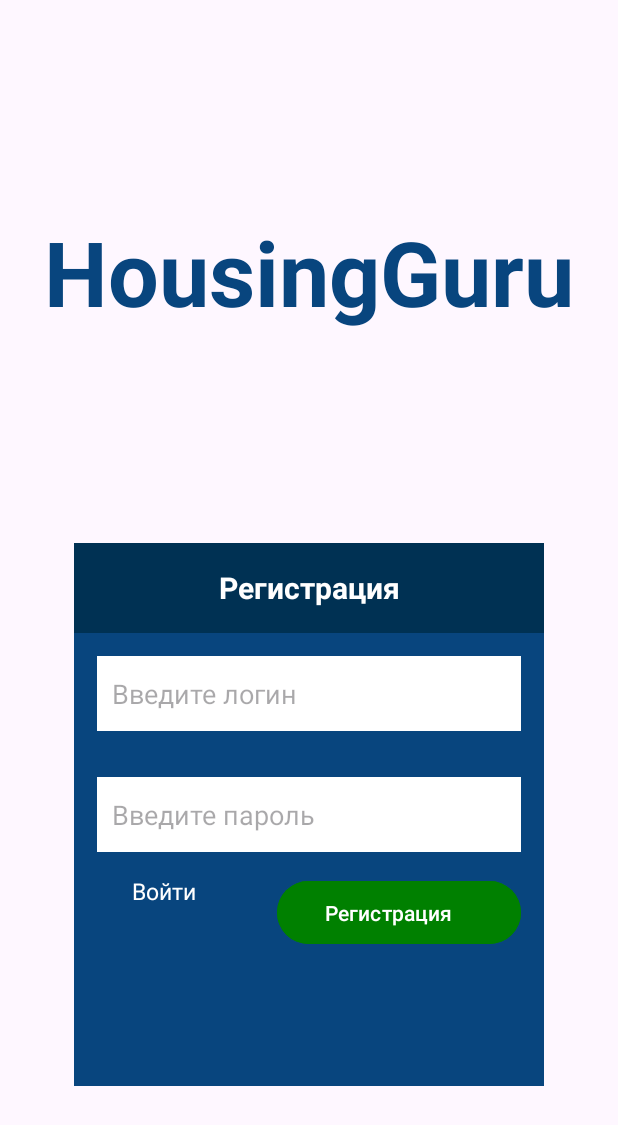
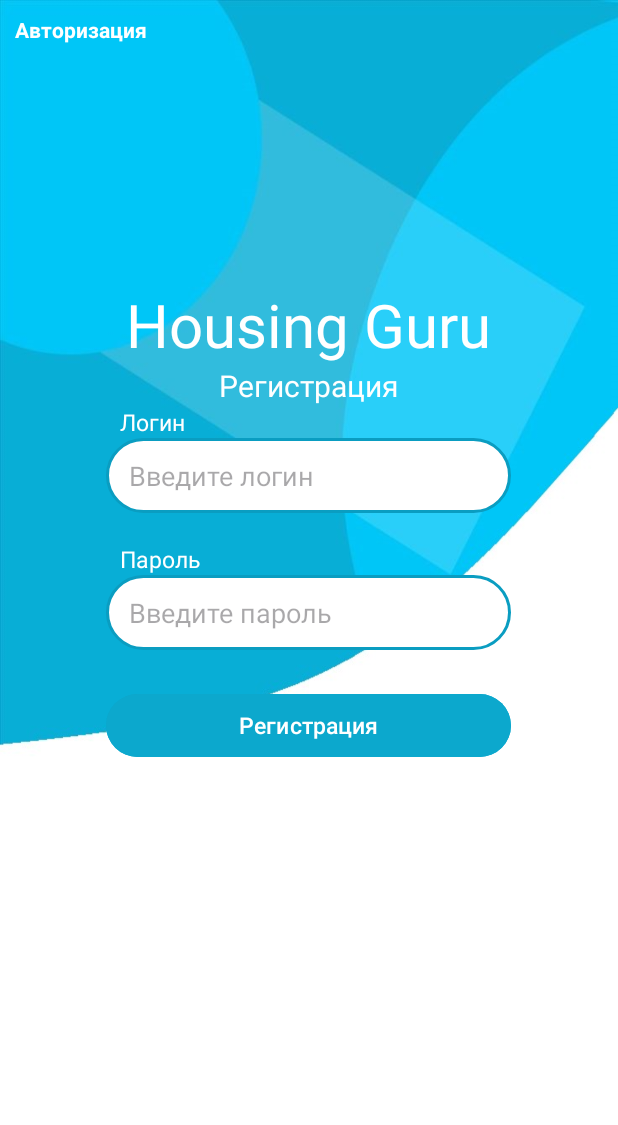
Before and after one commit to DronTC/HousingGuru, an Android app: the screen it shows after launch (MainActivity), on a phone screen of 412 x 824 dp. Shown: the top 1125 px of the screen. Run offline under Robolectric (Android 15) with nearby library versions, the phone set to English and light mode, and no system bars.

Commit message:
refactor authorization and registation fragments

```diff
--- /dev/null
+++ b/app/src/main/res/drawable/et_background.xml
@@ -0,0 +1,10 @@
+<?xml version="1.0" encoding="utf-8"?>
+<shape xmlns:android="http://schemas.android.com/apk/res/android">
+
+    <stroke android:color="#0A9DC1"
+        android:width="2dp"/>
+
+    <solid android:color="@color/white"/>
+
+    <corners android:radius="30dp"/>
+</shape>
--- a/app/src/main/res/layout/fragment_reg.xml
+++ b/app/src/main/res/layout/fragment_reg.xml
@@ -7,90 +7,85 @@
     android:layout_height="match_parent"
     tools:context=".FragmentReg">
 
-
-    <TextView
-        android:id="@+id/textView"
-        android:layout_width="0dp"
-        android:layout_height="0dp"
-        android:gravity="center"
-        android:text="@string/app_name"
-        android:textColor="@color/blue"
-        android:textSize="60sp"
-        android:textStyle="bold"
-        app:layout_constraintBottom_toTopOf="@+id/linearLayout"
-        app:layout_constraintEnd_toEndOf="parent"
-        app:layout_constraintStart_toStartOf="parent"
-        app:layout_constraintTop_toTopOf="parent" />
-
     <LinearLayout
-        android:id="@+id/linearLayout"
-        android:layout_width="0dp"
-        android:layout_height="0dp"
-        android:layout_marginStart="49dp"
-        android:layout_marginLeft="49dp"
-        android:layout_marginEnd="49dp"
-        android:layout_marginRight="49dp"
-        android:layout_marginBottom="100dp"
-        android:background="@color/blue"
-        android:orientation="vertical"
-        app:layout_constraintBottom_toBottomOf="parent"
-        app:layout_constraintEnd_toEndOf="parent"
-        app:layout_constraintStart_toStartOf="parent"
-        app:layout_constraintTop_toBottomOf="@+id/textView">
+        android:layout_width="match_parent"
+        android:layout_height="match_parent"
+        android:background="@drawable/background_light"
+        android:orientation="vertical">
 
         <TextView
-            android:layout_width="match_parent"
-            android:layout_height="60dp"
-            android:background="@color/dark_blue"
-            android:gravity="center"
+            android:id="@+id/enter_tv"
+            android:layout_width="wrap_content"
+            android:layout_height="wrap_content"
+            android:layout_margin="10dp"
+            android:text="@string/authorization"
+            android:textColor="@color/white"
+            android:textStyle="bold"/>
+
+        <TextView
+            android:id="@+id/textView"
+            android:layout_width="wrap_content"
+            android:layout_height="wrap_content"
+            android:layout_gravity="center"
+            android:layout_marginTop="150dp"
+            android:text="@string/app_name"
+            android:textColor="@color/white"
+            android:textSize="40sp" />
+
+        <TextView
+            android:layout_width="wrap_content"
+            android:layout_height="wrap_content"
+            android:layout_gravity="center"
             android:text="@string/registration"
             android:textColor="@color/white"
-            android:textSize="20sp"
-            android:textStyle="bold" />
+            android:textSize="20sp"/>
+
+        <TextView
+            android:layout_width="wrap_content"
+            android:layout_height="wrap_content"
+            android:layout_marginStart="80dp"
+            android:text="@string/login"
+            android:textColor="@color/white"
+            android:textSize="15sp"/>
+        <EditText
+            android:layout_width="270dp"
+            android:layout_height="50dp"
+            android:layout_gravity="center"
+            android:padding="5dp"
+            android:paddingStart="15dp"
+            android:textColor="@color/black"
+            android:hint="@string/enter_login"
+            android:background="@drawable/et_background"/>
+
+        <TextView
+            android:layout_width="wrap_content"
+            android:layout_height="wrap_content"
+            android:layout_marginStart="80dp"
+            android:layout_marginTop="20dp"
+            android:text="@string/password"
+            android:textColor="@color/white"
+            android:textSize="15sp"/>
 
         <EditText
-            android:layout_width="match_parent"
+            android:layout_width="270dp"
             android:layout_height="50dp"
-            android:layout_margin="15dp"
-            android:background="@color/white"
-            android:hint="@string/enter_login"
-            android:paddingStart="10dp" />
+            android:layout_gravity="center"
+            android:padding="5dp"
+            android:paddingStart="15dp"
+            android:textColor="@color/black"
+            android:inputType="textPassword"
+            android:hint="@string/enter_password"
+            android:background="@drawable/et_background"/>
 
-
-        <EditText
-            android:layout_width="match_parent"
+        <Button
+            android:layout_width="270dp"
             android:layout_height="50dp"
-            android:layout_margin="15dp"
-            android:background="@color/white"
-            android:hint="@string/enter_password"
-            android:paddingStart="10dp" />
-
-        <LinearLayout
-            android:layout_width="match_parent"
-            android:layout_height="70dp"
-            android:orientation="horizontal">
-
-            <TextView
-                android:id="@+id/enter_tv"
-                android:layout_width="120dp"
-                android:layout_height="wrap_content"
-                android:gravity="center"
-                android:text="@string/enter"
-                android:textColor="@color/white"
-                android:textSize="15sp" />
-
-            <Button
-                android:id="@+id/reg_button"
-                android:layout_width="match_parent"
-                android:layout_height="50dp"
-                android:layout_gravity="right"
-                android:layout_margin="15dp"
-                android:backgroundTint="@color/green"
-                android:paddingStart="10dp"
-                android:text="@string/registration" />
-
-        </LinearLayout>
-
+            android:layout_gravity="center"
+            android:layout_marginTop="25dp"
+            android:text="@string/registration"
+            android:textColor="@color/white"
+            android:textSize="15sp"
+            android:backgroundTint="#0CA8CD"/>
     </LinearLayout>
 
 </androidx.constraintlayout.widget.ConstraintLayout>
--- a/app/src/main/res/navigation/nav_component.xml
+++ b/app/src/main/res/navigation/nav_component.xml
@@ -23,4 +23,9 @@
             android:id="@+id/action_fragmentReg_to_fragmentReg"
             app:destination="@id/fragmentReg"/>
     </fragment>
+    <fragment
+        android:id="@+id/mainMenuFragment"
+        android:name="com.example.housingguru.MainMenuFragment"
+        android:label="fragment_main_menu"
+        tools:layout="@layout/fragment_main_menu" />
 </navigation>
--- a/app/src/main/res/values/strings.xml
+++ b/app/src/main/res/values/strings.xml
@@ -1,8 +1,10 @@
 <resources>
-    <string name="app_name">HousingGuru</string>
+    <string name="app_name">Housing Guru</string>
     <string name="registration">Регистрация</string>
     <string name="authorization">Авторизация</string>
+    <string name="login">Логин</string>
     <string name="enter_login">Введите логин</string>
+    <string name="password">Пароль</string>
     <string name="enter_password">Введите пароль</string>
     <string name="enter">Войти</string>
     <string name="hello_blank_fragment">Hello blank fragment</string>
--- a/app/src/main/res/values/themes.xml
+++ b/app/src/main/res/values/themes.xml
@@ -5,5 +5,5 @@
         <!-- <item name="colorPrimary">@color/my_light_primary</item> -->
     </style>
 
-    <style name="Theme.HousingGuru" parent="Base.Theme.HousingGuru" />
+    <style name="Theme.HousingGuru" parent="Base.Theme.HousingGuru"/>
 </resources>
```
Also changed, not shown: app/src/main/java/com/example/housingguru/MainMenuFragment.kt (added, +27 -0 lines), app/src/main/java/com/example/housingguru/personalAccountFragment.kt (added, +12 -0 lines), app/src/main/res/layout/fragment_auth.xml (+69 -72 lines), app/src/main/res/layout/fragment_main_menu.xml (added, +12 -0 lines), app/src/main/res/drawable/android.jpg (added), app/src/main/res/drawable/background_light.jpg (added).
